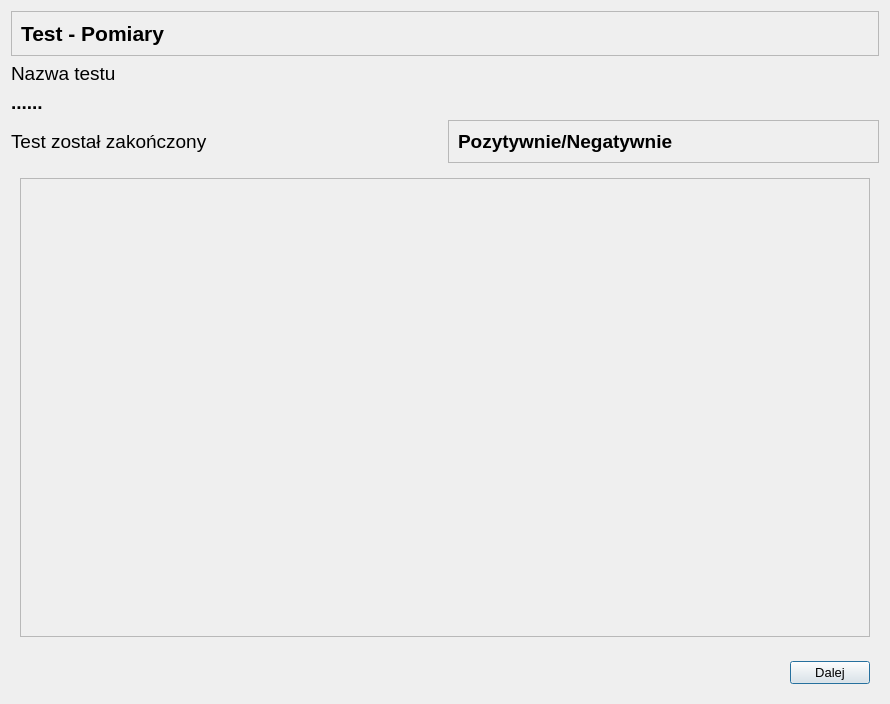
Qt form CzujkiLinioweApp/oknopodsumowanietestu.ui (wiacekmarcin/CzujkiLiniowe) before a commit.
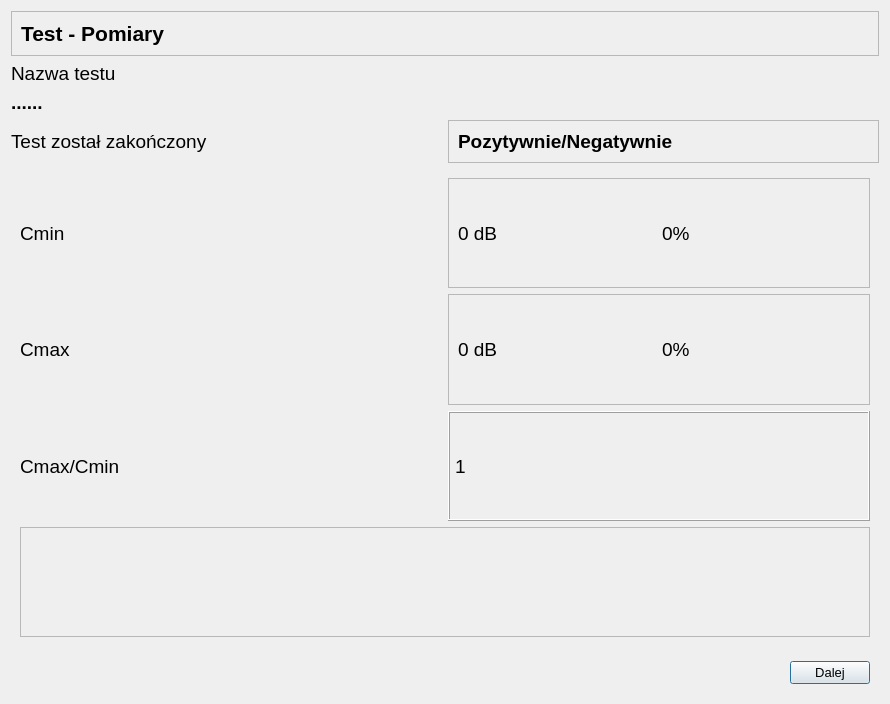
The same form after that commit. The open tabs and pages were chosen to show the change. Icons and pictures are not drawn.

Patch:
```diff
--- a/CzujkiLinioweApp/oknopodsumowanietestu.ui
+++ b/CzujkiLinioweApp/oknopodsumowanietestu.ui
@@ -1525,16 +1525,153 @@
       </layout>
      </widget>
      <widget class="QWidget" name="szybkiezmianytlumienia">
-      <layout class="QGridLayout" name="gridLayout_4">
+      <layout class="QGridLayout" name="gridLayout_50">
+       <item row="1" column="1">
+        <widget class="QFrame" name="szybkiezmianytlumieniafrcmax_2">
+         <property name="frameShape">
+          <enum>QFrame::StyledPanel</enum>
+         </property>
+         <property name="frameShadow">
+          <enum>QFrame::Raised</enum>
+         </property>
+         <layout class="QHBoxLayout" name="horizontalLayoutoszybkiezmianytlumieniacmax_4">
+          <item>
+           <widget class="QLabel" name="szybkiezmianytlumieniaCmax">
+            <property name="font">
+             <font>
+              <family>Arial</family>
+              <pointsize>14</pointsize>
+             </font>
+            </property>
+            <property name="text">
+             <string>0 dB</string>
+            </property>
+           </widget>
+          </item>
+          <item>
+           <widget class="QLabel" name="szybkiezmianytlumieniaCmax2">
+            <property name="font">
+             <font>
+              <family>Arial</family>
+              <pointsize>14</pointsize>
+             </font>
+            </property>
+            <property name="text">
+             <string>0%</string>
+            </property>
+           </widget>
+          </item>
+         </layout>
+        </widget>
+       </item>
+       <item row="0" column="1">
+        <widget class="QFrame" name="szybkiezmianytlumieniafrcmin_2">
+         <property name="frameShape">
+          <enum>QFrame::StyledPanel</enum>
+         </property>
+         <property name="frameShadow">
+          <enum>QFrame::Raised</enum>
+         </property>
+         <layout class="QHBoxLayout" name="horizontalLayoutszybkiezmianytlumieniaccmin_4">
+          <item>
+           <widget class="QLabel" name="szybkiezmianytlumieniaCmin">
+            <property name="font">
+             <font>
+              <family>Arial</family>
+              <pointsize>14</pointsize>
+             </font>
+            </property>
+            <property name="text">
+             <string>0 dB</string>
+            </property>
+           </widget>
+          </item>
+          <item>
+           <widget class="QLabel" name="szybkiezmianytlumieniaCmin2">
+            <property name="font">
+             <font>
+              <family>Arial</family>
+              <pointsize>14</pointsize>
+             </font>
+            </property>
+            <property name="text">
+             <string>0%</string>
+            </property>
+           </widget>
+          </item>
+         </layout>
+        </widget>
+       </item>
+       <item row="2" column="0">
+        <widget class="QLabel" name="eszybkiezmianytlumieniaCmaxCmin">
+         <property name="font">
+          <font>
+           <family>Arial</family>
+           <pointsize>14</pointsize>
+          </font>
+         </property>
+         <property name="text">
+          <string>Cmax/Cmin</string>
+         </property>
+        </widget>
+       </item>
+       <item row="1" column="0">
+        <widget class="QLabel" name="eszybkiezmianytlumieniaCmax">
+         <property name="font">
+          <font>
+           <family>Arial</family>
+           <pointsize>14</pointsize>
+          </font>
+         </property>
+         <property name="text">
+          <string>Cmax</string>
+         </property>
+        </widget>
+       </item>
        <item row="0" column="0">
-        <widget class="QFrame" name="frSzybkieZmianyPrzebieg">
+        <widget class="QLabel" name="eszybkiezmianytlumieniaCmin">
+         <property name="font">
+          <font>
+           <family>Arial</family>
+           <pointsize>14</pointsize>
+          </font>
+         </property>
+         <property name="text">
+          <string>Cmin</string>
+         </property>
+         <property name="wordWrap">
+          <bool>true</bool>
+         </property>
+        </widget>
+       </item>
+       <item row="2" column="1">
+        <widget class="QLabel" name="szybkiezmianytlumieniaCmaxCmin">
+         <property name="font">
+          <font>
+           <family>Arial</family>
+           <pointsize>14</pointsize>
+          </font>
+         </property>
+         <property name="frameShape">
+          <enum>QFrame::Box</enum>
+         </property>
+         <property name="frameShadow">
+          <enum>QFrame::Raised</enum>
+         </property>
+         <property name="text">
+          <string>1</string>
+         </property>
+        </widget>
+       </item>
+       <item row="3" column="0" colspan="2">
+        <widget class="QFrame" name="frszybkiezmianytlumienia">
          <property name="frameShape">
           <enum>QFrame::StyledPanel</enum>
          </property>
          <property name="frameShadow">
           <enum>QFrame::Raised</enum>
          </property>
-         <layout class="QGridLayout" name="szybkiezmianytlumieniagridlayout"/>
+         <layout class="QGridLayout" name="szybkiezmianytlumieniaGridLayout"/>
         </widget>
        </item>
       </layout>
```
Left out of the diff: 2 changed lines with no effect on the pictures.
